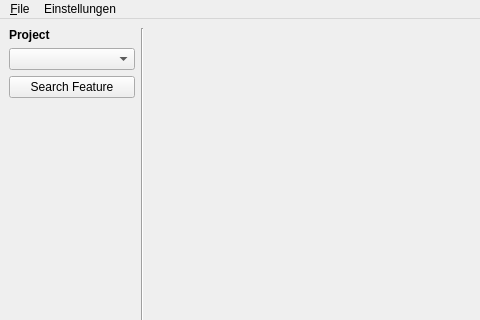
Old version of the form src/guiapp/forms/mainwindow.ui in the repository uly55e5/PepDB; both pictures show x 0 to 480 and y 0 to 320 of the 800 by 600 pixel window.
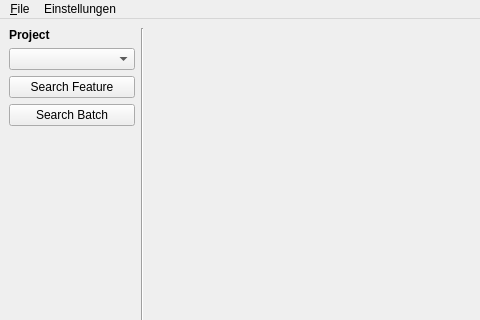
New version of the form.

Diff of the .ui file:
```diff
--- a/src/guiapp/forms/mainwindow.ui
+++ b/src/guiapp/forms/mainwindow.ui
@@ -46,6 +46,13 @@
         </property>
        </widget>
       </item>
+      <item>
+       <widget class="QPushButton" name="btnSearchBatch">
+        <property name="text">
+         <string>Search Batch</string>
+        </property>
+       </widget>
+      </item>
       <item>
        <spacer name="verticalSpacer">
         <property name="orientation">
```
Left out of the diff: 2 changed lines with no effect on the pictures.
